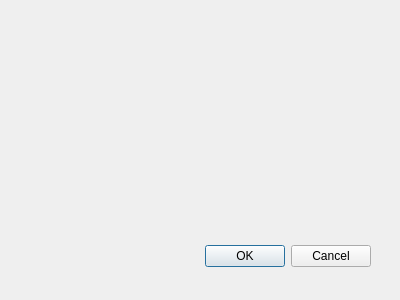
First picture: the form in DIALOGS/NOISE_SETTINGS/noisedialog.ui, repository iamantony/FFilter, before the edit.
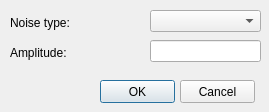
Second picture: the form after the edit.

Commit message: Noise dialog implemented

```diff
--- a/DIALOGS/NOISE_SETTINGS/noisedialog.ui
+++ b/DIALOGS/NOISE_SETTINGS/noisedialog.ui
@@ -8,27 +8,83 @@
    <rect>
     <x>0</x>
     <y>0</y>
-    <width>400</width>
-    <height>300</height>
+    <width>269</width>
+    <height>112</height>
    </rect>
   </property>
   <property name="windowTitle">
    <string>Dialog</string>
   </property>
-  <widget class="QDialogButtonBox" name="buttonBox">
+  <widget class="QLabel" name="noiseTypeLabel">
    <property name="geometry">
     <rect>
-     <x>30</x>
-     <y>240</y>
-     <width>341</width>
-     <height>32</height>
+     <x>10</x>
+     <y>15</y>
+     <width>101</width>
+     <height>16</height>
     </rect>
    </property>
-   <property name="orientation">
-    <enum>Qt::Horizontal</enum>
+   <property name="text">
+    <string>Noise type:</string>
    </property>
-   <property name="standardButtons">
-    <set>QDialogButtonBox::Cancel|QDialogButtonBox::Ok</set>
+  </widget>
+  <widget class="QComboBox" name="noiseTypeCB">
+   <property name="geometry">
+    <rect>
+     <x>150</x>
+     <y>10</y>
+     <width>111</width>
+     <height>22</height>
+    </rect>
+   </property>
+  </widget>
+  <widget class="QLabel" name="ampLabel">
+   <property name="geometry">
+    <rect>
+     <x>10</x>
+     <y>45</y>
+     <width>81</width>
+     <height>16</height>
+    </rect>
+   </property>
+   <property name="text">
+    <string>Amplitude:</string>
+   </property>
+  </widget>
+  <widget class="QLineEdit" name="ampLE">
+   <property name="geometry">
+    <rect>
+     <x>150</x>
+     <y>40</y>
+     <width>111</width>
+     <height>22</height>
+    </rect>
+   </property>
+  </widget>
+  <widget class="QPushButton" name="okBtn">
+   <property name="geometry">
+    <rect>
+     <x>100</x>
+     <y>80</y>
+     <width>75</width>
+     <height>23</height>
+    </rect>
+   </property>
+   <property name="text">
+    <string>OK</string>
+   </property>
+  </widget>
+  <widget class="QPushButton" name="cancelBtn">
+   <property name="geometry">
+    <rect>
+     <x>180</x>
+     <y>80</y>
+     <width>75</width>
+     <height>23</height>
+    </rect>
+   </property>
+   <property name="text">
+    <string>Cancel</string>
    </property>
   </widget>
  </widget>
```
Left out of the diff: 40 changed lines with no effect on the pictures. The commit also changes 16 other files.
